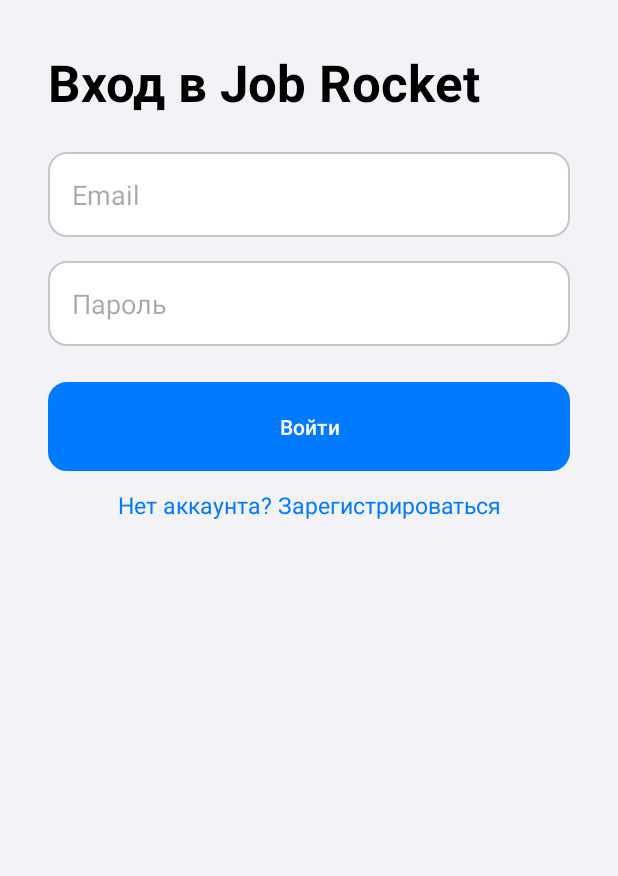
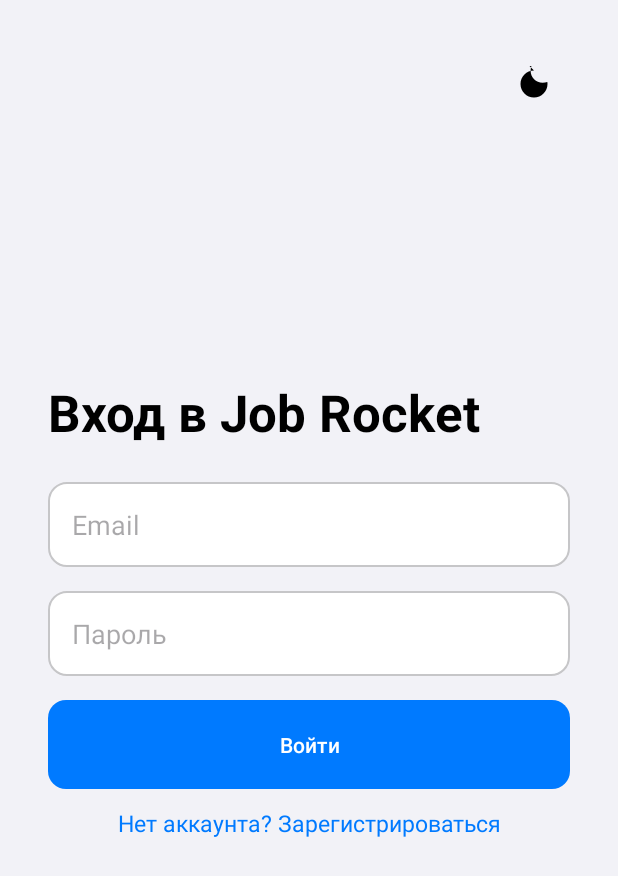
Before and after one commit to RonanTM7/Job-search, an Android app: the screen it shows after launch (LoginActivity), on a phone screen of 412 x 824 dp. Shown: the top 876 px of the screen. Run offline under Robolectric (Android 15) with nearby library versions, the phone set to English and light mode, and no system bars; our stand-ins replace Firebase (no records; nobody signed in at launch, a user with empty details on screens opened directly).

Commit message:
Добавлена кнопка смены темы на экране входа, починина кнопка возвращения с регистрации на экран входа, добавлено придупреждение о неверном логине или пароле, (D.e. 1.3)

```diff
--- a/app/src/main/java/com/example/job/LoginActivity.java
+++ b/app/src/main/java/com/example/job/LoginActivity.java
@@ -6,8 +6,10 @@
 import android.widget.Button;
 import android.widget.EditText;
 import android.widget.TextView;
+import android.widget.ImageButton;
 import android.widget.Toast;
 import androidx.appcompat.app.AppCompatActivity;
+import androidx.appcompat.app.AppCompatDelegate;
 import com.google.firebase.auth.FirebaseAuth;
 
 public class LoginActivity extends AppCompatActivity {
@@ -15,8 +17,8 @@
     private EditText editTextEmail, editTextPassword;
     private FirebaseAuth mAuth;
     private Button buttonLogin;
-    private TextView textViewRegister;
-
+    private TextView textViewRegister, errorTextView;
+    private ImageButton themeChangeButton;
     @Override
     protected void onCreate(Bundle savedInstanceState) {
 
@@ -34,10 +36,33 @@
         editTextPassword = findViewById(R.id.editTextPassword);
         buttonLogin = findViewById(R.id.buttonLogin);
         textViewRegister = findViewById(R.id.textViewRegister);
+        themeChangeButton = findViewById(R.id.themeChangeButton);
+        errorTextView = findViewById(R.id.errorTextView);
+
+        updateThemeIcon();
+
+        themeChangeButton.setOnClickListener(v -> {
+            int currentNightMode = getResources().getConfiguration().uiMode & android.content.res.Configuration.UI_MODE_NIGHT_MASK;
+            if (currentNightMode == android.content.res.Configuration.UI_MODE_NIGHT_YES) {
+                AppCompatDelegate.setDefaultNightMode(AppCompatDelegate.MODE_NIGHT_NO);
+            } else {
+                AppCompatDelegate.setDefaultNightMode(AppCompatDelegate.MODE_NIGHT_YES);
+            }
+            recreate();
+        });
 
         buttonLogin.setOnClickListener(v -> login());
         textViewRegister.setOnClickListener(v -> register());
     }
+    private void updateThemeIcon() {
+        int currentNightMode = getResources().getConfiguration().uiMode & android.content.res.Configuration.UI_MODE_NIGHT_MASK;
+        if (currentNightMode == android.content.res.Configuration.UI_MODE_NIGHT_YES) {
+            themeChangeButton.setImageResource(R.drawable.ic_sun);
+        } else {
+            themeChangeButton.setImageResource(R.drawable.ic_moon);
+        }
+    }
+
 
     private void login() {
         String email = editTextEmail.getText().toString().trim();
@@ -52,11 +77,11 @@
         mAuth.signInWithEmailAndPassword(email, password)
                 .addOnCompleteListener(this, task -> {
                     if (task.isSuccessful()) {
-                        Toast.makeText(LoginActivity.this, "Вход выполнен!", Toast.LENGTH_SHORT).show();
                         startActivity(new Intent(LoginActivity.this, MainActivity.class));
                         finish();
                     } else {
-                        Toast.makeText(LoginActivity.this, "Ошибка входа: " + task.getException().getMessage(), Toast.LENGTH_SHORT).show();
+                        errorTextView.setText("Неверный логин или пароль");
+                        errorTextView.setVisibility(TextView.VISIBLE);
                     }
                 });
     }
--- a/app/src/main/java/com/example/job/RegisterActivity.java
+++ b/app/src/main/java/com/example/job/RegisterActivity.java
@@ -5,6 +5,7 @@
 import android.text.TextUtils;
 import android.widget.Button;
 import android.widget.EditText;
+import android.widget.TextView;
 import android.widget.Toast;
 import androidx.appcompat.app.AppCompatActivity;
 import com.google.firebase.auth.FirebaseAuth;
@@ -17,6 +18,7 @@
 
     private EditText usernameEditText, phoneEditText, emailEditText, passwordEditText;
     private Button registerButton;
+    private TextView loginTextView;
     private FirebaseAuth mAuth;
     private FirebaseFirestore db;
 
@@ -38,8 +40,12 @@
         emailEditText = findViewById(R.id.emailEditText);
         passwordEditText = findViewById(R.id.passwordEditText);
         registerButton = findViewById(R.id.registerButton);
+        loginTextView = findViewById(R.id.loginTextView);
 
         registerButton.setOnClickListener(v -> registerUser());
+        loginTextView.setOnClickListener(v -> {
+            startActivity(new Intent(RegisterActivity.this, LoginActivity.class));
+        });
     }
 
     private void registerUser() {
@@ -96,7 +102,7 @@
                 .set(user)
                 .addOnSuccessListener(aVoid -> {
                     Toast.makeText(RegisterActivity.this, "Регистрация прошла успешно", Toast.LENGTH_SHORT).show();
-                    startActivity(new Intent(RegisterActivity.this, MainActivity.class));
+                    startActivity(new Intent(RegisterActivity.this, LoginActivity.class));
                     finish();
                 })
                 .addOnFailureListener(e -> {
--- /dev/null
+++ b/app/src/main/res/drawable/custom_button_background.xml
@@ -0,0 +1,5 @@
+<?xml version="1.0" encoding="utf-8"?>
+<shape xmlns:android="http://schemas.android.com/apk/res/android">
+    <solid android:color="@color/primary_blue"/>
+    <corners android:radius="12dp"/>
+</shape>
--- /dev/null
+++ b/app/src/main/res/drawable/ic_moon.xml
@@ -0,0 +1,9 @@
+<vector xmlns:android="http://schemas.android.com/apk/res/android"
+    android:width="24dp"
+    android:height="24dp"
+    android:viewportWidth="24"
+    android:viewportHeight="24">
+    <path
+        android:fillColor="@color/dark"
+        android:pathData="M12,3c-4.97,0 -9,4.03 -9,9s4.03,9 9,9 9,-4.03 9,-9c0,-0.46 -0.04,-0.92 -0.11,-1.36 -0.98,0.34 -2.03,0.54 -3.14,0.54 -4.42,0 -8,-3.58 -8,-8 0,-1.11 0.2,-2.16 0.54,-3.14 -0.44,-0.07 -0.9,-0.11 -1.36,-0.11z"/>
+</vector>
--- /dev/null
+++ b/app/src/main/res/drawable/ic_sun.xml
@@ -0,0 +1,57 @@
+<vector xmlns:android="http://schemas.android.com/apk/res/android"
+    android:width="24dp"
+    android:height="24dp"
+    android:viewportWidth="24"
+    android:viewportHeight="24">
+    <path
+        android:fillColor="@android:color/white"
+        android:pathData="M12,12m-5,0a5,5 0,1 1,10 0a5,5 0,1 1,-10 0"/>
+    <path
+        android:fillColor="@android:color/white"
+        android:pathData="M12,1L12,3"
+        android:strokeWidth="2"
+        android:strokeColor="@android:color/white"
+        android:strokeLineCap="round"/>
+    <path
+        android:fillColor="@android:color/white"
+        android:pathData="M12,21L12,23"
+        android:strokeWidth="2"
+        android:strokeColor="@android:color/white"
+        android:strokeLineCap="round"/>
+    <path
+        android:fillColor="@android:color/white"
+        android:pathData="M4.22,4.22L5.64,5.64"
+        android:strokeWidth="2"
+        android:strokeColor="@android:color/white"
+        android:strokeLineCap="round"/>
+    <path
+        android:fillColor="@android:color/white"
+        android:pathData="M18.36,18.36L19.78,19.78"
+        android:strokeWidth="2"
+        android:strokeColor="@android:color/white"
+        android:strokeLineCap="round"/>
+    <path
+        android:fillColor="@android:color/white"
+        android:pathData="M1,12L3,12"
+        android:strokeWidth="2"
+        android:strokeColor="@android:color/white"
+        android:strokeLineCap="round"/>
+    <path
+        android:fillColor="@android:color/white"
+        android:pathData="M21,12L23,12"
+        android:strokeWidth="2"
+        android:strokeColor="@android:color/white"
+        android:strokeLineCap="round"/>
+    <path
+        android:fillColor="@android:color/white"
+        android:pathData="M4.22,19.78L5.64,18.36"
+        android:strokeWidth="2"
+        android:strokeColor="@android:color/white"
+        android:strokeLineCap="round"/>
+    <path
+        android:fillColor="@android:color/white"
+        android:pathData="M18.36,5.64L19.78,4.22"
+        android:strokeWidth="2"
+        android:strokeColor="@android:color/white"
+        android:strokeLineCap="round"/>
+</vector>
--- a/app/src/main/res/layout/activity_login.xml
+++ b/app/src/main/res/layout/activity_login.xml
@@ -1,11 +1,26 @@
 <?xml version="1.0" encoding="utf-8"?>
-<LinearLayout xmlns:android="http://schemas.android.com/apk/res/android"
+<RelativeLayout xmlns:android="http://schemas.android.com/apk/res/android"
     xmlns:app="http://schemas.android.com/apk/res-auto"
     android:layout_width="match_parent"
     android:layout_height="match_parent"
-    android:orientation="vertical"
     android:background="@color/background_secondary"
     android:padding="32dp">
+
+    <ImageButton
+        android:id="@+id/themeChangeButton"
+        android:layout_width="48dp"
+        android:layout_height="48dp"
+        android:layout_alignParentTop="true"
+        android:layout_alignParentEnd="true"
+        android:background="?attr/selectableItemBackgroundBorderless"
+        android:src="@drawable/ic_moon" />
+
+    <LinearLayout
+        android:layout_width="match_parent"
+        android:layout_height="wrap_content"
+        android:orientation="vertical"
+        android:layout_centerInParent="true">
+
 
     <TextView
         android:layout_width="wrap_content"
@@ -34,14 +49,23 @@
         android:inputType="textPassword"
         android:background="@drawable/ios_edittext_background"
         android:padding="16dp"
-        android:layout_marginBottom="24dp"/>
+        android:layout_marginBottom="16dp"/>
+
+        <TextView
+            android:id="@+id/errorTextView"
+            android:layout_width="match_parent"
+            android:layout_height="wrap_content"
+            android:textColor="@color/primary_red"
+            android:gravity="center"
+            android:layout_marginBottom="8dp"
+            android:visibility="gone"/>
 
     <Button
         android:id="@+id/buttonLogin"
         android:layout_width="match_parent"
         android:layout_height="wrap_content"
         android:text="@string/log_in"
-        android:background="@drawable/ios_button_background"
+        android:background="@drawable/custom_button_background"
         android:textColor="@android:color/white"
         android:padding="16dp"/>
 
@@ -56,4 +80,6 @@
         android:gravity="center"
         android:padding="12dp" />
 
-</LinearLayout>
+    </LinearLayout>
+
+</RelativeLayout>
--- a/app/src/main/res/layout/activity_profile.xml
+++ b/app/src/main/res/layout/activity_profile.xml
@@ -52,7 +52,7 @@
         android:layout_height="wrap_content"
         android:layout_gravity="center"
         android:layout_marginBottom="12dp"
-        android:background="@drawable/ios_button_background"
+        android:background="@drawable/custom_button_background"
         android:padding="12dp"
         android:text="Сменить пароль"
         android:textColor="@color/text_primary" />
@@ -73,7 +73,7 @@
             android:layout_width="wrap_content"
             android:layout_height="wrap_content"
             android:layout_gravity="left"
-            android:background="@drawable/ios_button_background"
+            android:background="@drawable/custom_button_background"
             android:padding="12dp"
             android:text="Настройки"
             android:textColor="@color/text_primary" />
@@ -90,7 +90,7 @@
         android:text="Выйти"
         android:layout_gravity="right"
         android:padding="12dp"
-        android:background="@drawable/ios_button_background"
+        android:background="@drawable/custom_button_background"
         android:textColor="@color/primary_red"/>
 
     </LinearLayout>
--- a/app/src/main/res/layout/activity_register.xml
+++ b/app/src/main/res/layout/activity_register.xml
@@ -60,7 +60,7 @@
         android:layout_width="match_parent"
         android:layout_height="wrap_content"
         android:text="Зарегистрироваться"
-        android:background="@drawable/ios_button_background"
+        android:background="@drawable/custom_button_background"
         android:textColor="@android:color/white"
         android:padding="16dp"/>
 
--- a/app/src/main/res/values/colors.xml
+++ b/app/src/main/res/values/colors.xml
@@ -4,6 +4,7 @@
     <color name="primary_blue">#007AFF</color>
     <color name="primary_green">#34C759</color>
     <color name="primary_red">#FF3B30</color>
+    <color name="dark">#000000</color>
 
     <!-- Фоны -->
     <color name="background_primary">#FFFFFF</color>
--- a/app/src/main/res/values/strings.xml
+++ b/app/src/main/res/values/strings.xml
@@ -16,7 +16,7 @@
     <string name="log_in">Войти</string>
     <string name="Email">Email</string>
 
-    <string name="app_version_number">Developer edition 1.2</string>
+    <string name="app_version_number">Developer edition 1.3</string>
     <string name="settings">Настройки</string>
     <string name="dark_theme">Тёмная тема</string>
     <string name="app_version">Версия приложения</string>
```
